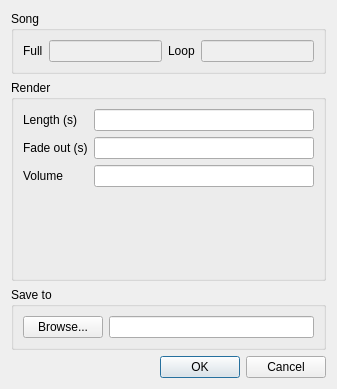
This is src/editor/RenderDialog.ui in yuxshao/ptcollab as Qt 5 draws it before an edit. The edited form follows.
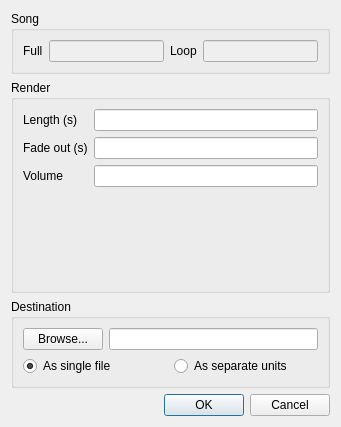
This is the edited form. Icons and pictures are not drawn.

Commit message: render setting to export by unit

The edit to the form file:
```diff
--- a/src/editor/RenderDialog.ui
+++ b/src/editor/RenderDialog.ui
@@ -6,8 +6,8 @@
    <rect>
     <x>0</x>
     <y>0</y>
-    <width>337</width>
-    <height>389</height>
+    <width>341</width>
+    <height>427</height>
    </rect>
   </property>
   <property name="windowTitle">
@@ -165,8 +165,10 @@
    <item>
     <widget class="QGroupBox" name="groupBox_3">
      <property name="title">
-      <string>Save to</string>
+      <string>Destination</string>
      </property>
+     <layout class="QVBoxLayout" name="verticalLayout_3">
+      <item>
      <layout class="QHBoxLayout" name="horizontalLayout">
       <item>
        <widget class="QPushButton" name="saveToBtn">
@@ -190,6 +192,29 @@
          </sizepolicy>
         </property>
        </widget>
+        </item>
+       </layout>
+      </item>
+      <item>
+       <layout class="QHBoxLayout" name="horizontalLayout_3">
+        <item>
+         <widget class="QRadioButton" name="renderSingleFileRadio">
+          <property name="text">
+           <string>As single file</string>
+          </property>
+          <property name="checked">
+           <bool>true</bool>
+          </property>
+         </widget>
+        </item>
+        <item>
+         <widget class="QRadioButton" name="renderSeparateUnitsRadio">
+          <property name="text">
+           <string>As separate units</string>
+          </property>
+         </widget>
+        </item>
+       </layout>
       </item>
      </layout>
     </widget>
```
Lines whose indentation alone changed are shown as unchanged. The commit also changes 9 other files.
